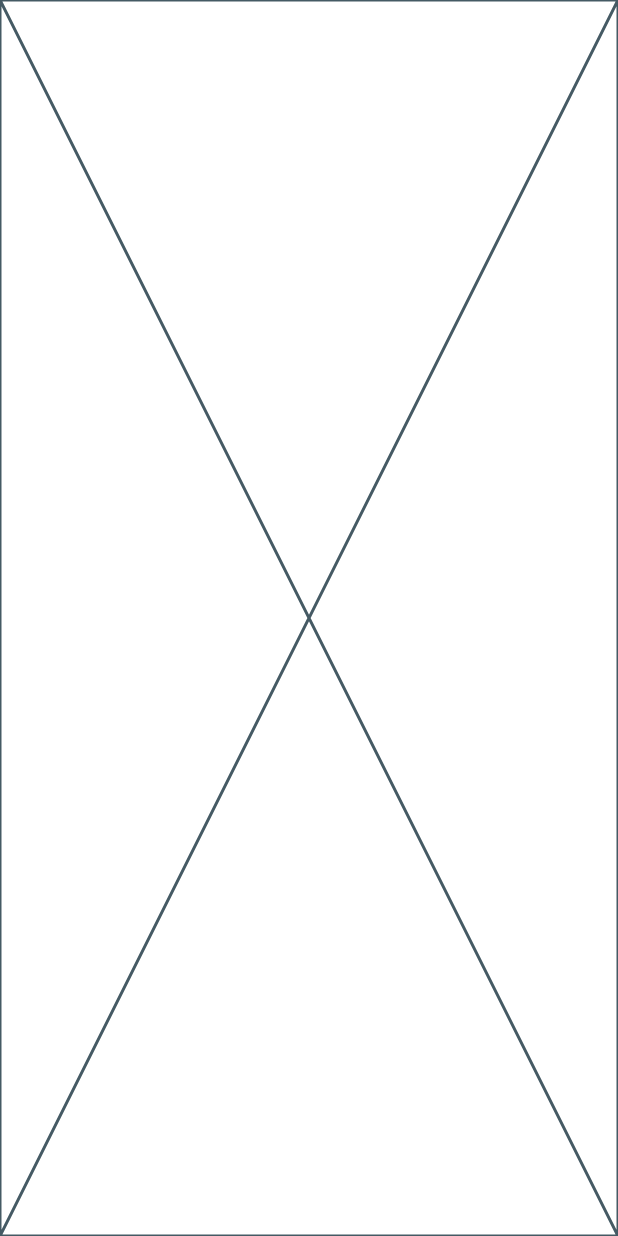
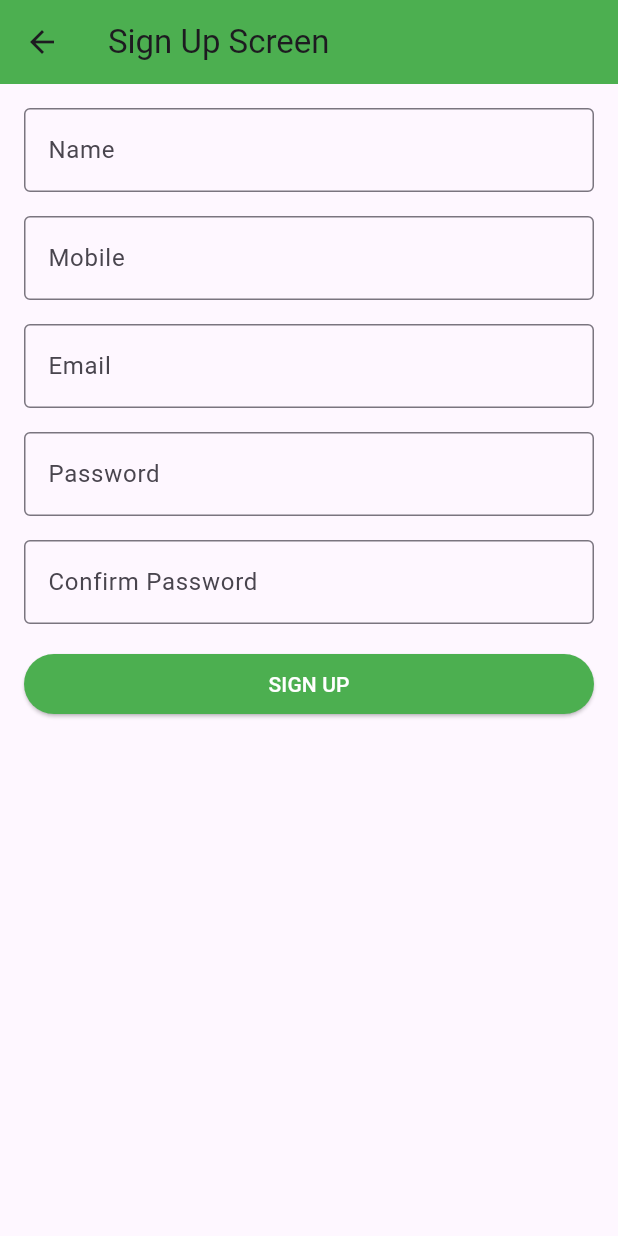
Before and after one commit to abidroid/kiu_todo_firebase, a Flutter app: the screen it shows after launch, after a tap on "Not Registered Yet? SignUp Now", on a phone screen of 412 x 824 dp. Run offline on Flutter 3.47's test engine with Material 3 defaults, Android fonts, the phone set to English and light mode, and no system bars; our stand-ins replace gap.

Commit message:
design done

```diff
--- a/lib/screens/dashboard_screen.dart
+++ b/lib/screens/dashboard_screen.dart
@@ -10,6 +10,22 @@ class DashboardScreen extends StatefulWidget {
 class _DashboardScreenState extends State<DashboardScreen> {
   @override
   Widget build(BuildContext context) {
-    return const Placeholder();
+    return Scaffold(
+      floatingActionButton: FloatingActionButton(onPressed: (){
+
+      }, child: Icon(Icons.add,),),
+      appBar: AppBar(
+        backgroundColor: Colors.green,
+
+        title: const Text('Dashboard'),
+        actions: [
+
+          IconButton(onPressed: (){}, icon: Icon(Icons.person)),
+          IconButton(onPressed: (){}, icon: Icon(Icons.logout)),
+
+        ],
+
+      ),
+    );
   }
 }
--- a/lib/screens/login_screen.dart
+++ b/lib/screens/login_screen.dart
@@ -1,5 +1,6 @@
 import 'package:flutter/material.dart';
 import 'package:gap/gap.dart';
+import 'package:kiu_todo_firebase/screens/dashboard_screen.dart';
 import 'package:kiu_todo_firebase/screens/forgot_password_screen.dart';
 import 'package:kiu_todo_firebase/screens/sign_up_screen.dart';
 
@@ -11,6 +12,10 @@ class LoginScreen extends StatefulWidget {
 }
 
 class _LoginScreenState extends State<LoginScreen> {
+
+  var emailC = TextEditingController();
+  var passC = TextEditingController();
+
   @override
   Widget build(BuildContext context) {
     return Scaffold(
@@ -24,6 +29,7 @@ class _LoginScreenState extends State<LoginScreen> {
           children: [
 
             TextField(
+              controller: emailC,
               decoration: InputDecoration(
                 border: OutlineInputBorder(),
                 hintText: 'Email',
@@ -31,6 +37,7 @@ class _LoginScreenState extends State<LoginScreen> {
             ),
             const Gap(16),
             TextField(
+              controller: passC,
               obscureText: true,
               decoration: InputDecoration(
                 border: OutlineInputBorder(),
@@ -50,7 +57,12 @@ class _LoginScreenState extends State<LoginScreen> {
                   backgroundColor: Colors.green,
                   foregroundColor: Colors.white,
                 ),
-                onPressed: (){}, child: const Text('LOGIN')),
+                onPressed: (){
+                  Navigator.of(context).push(MaterialPageRoute(builder: (context){
+                    return const DashboardScreen();
+                  }));
+
+                }, child: const Text('LOGIN')),
 
             const Gap(16),
 
--- a/lib/screens/sign_up_screen.dart
+++ b/lib/screens/sign_up_screen.dart
@@ -1,4 +1,5 @@
 import 'package:flutter/material.dart';
+import 'package:gap/gap.dart';
 
 class SignUpScreen extends StatefulWidget {
   const SignUpScreen({super.key});
@@ -8,8 +9,93 @@ class SignUpScreen extends StatefulWidget {
 }
 
 class _SignUpScreenState extends State<SignUpScreen> {
+
+  var nameC = TextEditingController();
+  var mobileC = TextEditingController();
+  var emailC = TextEditingController();
+  var passC = TextEditingController();
+  var confirmPassC = TextEditingController();
+
   @override
   Widget build(BuildContext context) {
-    return const Placeholder();
+    return Scaffold(
+      appBar: AppBar(
+        backgroundColor: Colors.green,
+        title: const Text('Sign Up Screen'),
+      ),
+      body: Padding(
+        padding: const EdgeInsets.all(16.0),
+        child: ListView(
+          children: [
+            TextField(
+              controller: nameC,
+              decoration: InputDecoration(
+                border: OutlineInputBorder(),
+                hintText: 'Name',
+              ),
+            ),
+            const Gap(16),
+            TextField(
+              controller: mobileC,
+              decoration: InputDecoration(
+                border: OutlineInputBorder(),
+                hintText: 'Mobile',
+              ),
+            ),
+            const Gap(16),
+
+            TextField(
+              controller: emailC,
+              decoration: InputDecoration(
+                border: OutlineInputBorder(),
+                hintText: 'Email',
+              ),
+            ),
+            const Gap(16),
+            TextField(
+              controller: passC,
+              obscureText: true,
+              decoration: InputDecoration(
+                border: OutlineInputBorder(),
+                hintText: 'Password',
+              ),
+            ),
+
+            const Gap(16),
+            TextField(
+              controller: confirmPassC,
+              obscureText: true,
+              decoration: InputDecoration(
+                border: OutlineInputBorder(),
+                hintText: 'Confirm Password',
+              ),
+            ),
+
+            const Gap(16),
+
+            ElevatedButton(
+                style: ElevatedButton.styleFrom(
+                  backgroundColor: Colors.green,
+                  foregroundColor: Colors.white,
+                ),
+                onPressed: (){
+
+                  String name = nameC.text.trim();
+                  String mobile = mobileC.text.trim();
+                  String email = emailC.text.trim();
+                  String pass = passC.text.trim();
+                  String confirmPass = confirmPassC.text.trim();
+
+
+
+                }, child: const Text('SIGN UP')),
+
+            const Gap(16),
+
+
+          ],
+        ),
+      ),
+    );
   }
 }
```
